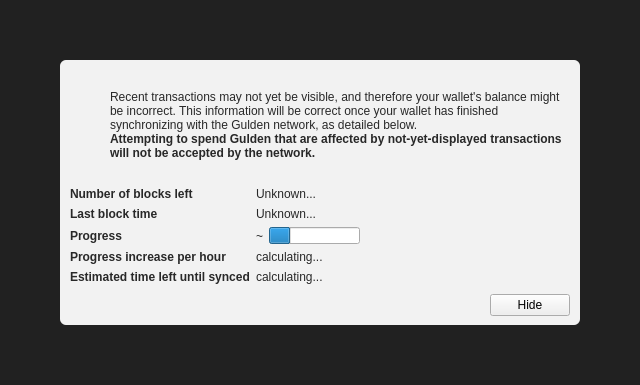
Qt form src/qt/forms/modaloverlay.ui (frozenflux3/munt-official) before a commit.
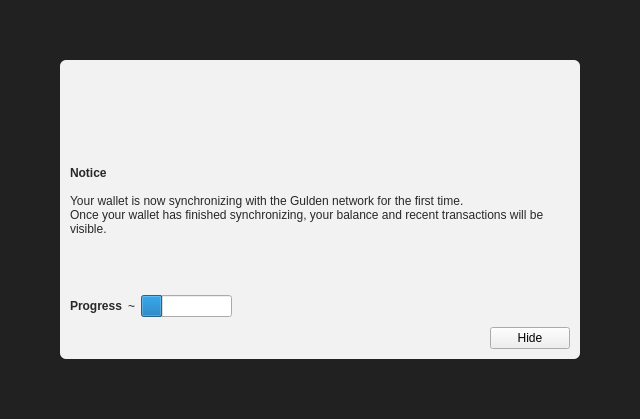
The same form after that commit. Icons and pictures are not drawn. Custom widgets are drawn as their Qt base class.

Diff of the .ui file:
```diff
--- a/src/qt/forms/modaloverlay.ui
+++ b/src/qt/forms/modaloverlay.ui
@@ -7,7 +7,7 @@
     <x>0</x>
     <y>0</y>
     <width>640</width>
-    <height>385</height>
+    <height>419</height>
    </rect>
   </property>
   <property name="windowTitle">
@@ -54,7 +54,7 @@
 
 QLabel { color: rgb(40,40,40);  }</string>
         </property>
-        <layout class="QVBoxLayout" name="verticalLayoutSub" stretch="1,0,0,0">
+        <layout class="QVBoxLayout" name="verticalLayoutSub" stretch="1,0,0">
          <property name="spacing">
           <number>0</number>
          </property>
@@ -71,54 +71,10 @@
           <number>10</number>
          </property>
          <item>
-          <layout class="QHBoxLayout" name="horizontalLayoutIconText" stretch="0,1">
+          <layout class="QHBoxLayout" name="horizontalLayoutIconText" stretch="1">
            <property name="topMargin">
             <number>20</number>
            </property>
-           <item>
-            <layout class="QVBoxLayout" name="verticalLayoutIcon">
-             <property name="leftMargin">
-              <number>0</number>
-             </property>
-             <item>
-              <widget class="QPushButton" name="warningIcon">
-               <property name="enabled">
-                <bool>false</bool>
-               </property>
-               <property name="text">
-                <string/>
-               </property>
-               <property name="icon">
-                <iconset>
-                 <normaloff>:/icons/warning</normaloff>
-                 <disabledoff>:/icons/warning</disabledoff>:/icons/warning</iconset>
-               </property>
-               <property name="iconSize">
-                <size>
-                 <width>48</width>
-                 <height>48</height>
-                </size>
-               </property>
-               <property name="flat">
-                <bool>true</bool>
-               </property>
-              </widget>
-             </item>
-             <item>
-              <spacer name="verticalSpacerWarningIcon">
-               <property name="orientation">
-                <enum>Qt::Vertical</enum>
-               </property>
-               <property name="sizeHint" stdset="0">
-                <size>
-                 <width>20</width>
-                 <height>40</height>
-                </size>
-               </property>
-              </spacer>
-             </item>
-            </layout>
-           </item>
            <item>
             <layout class="QVBoxLayout" name="verticalLayoutInfoText">
              <property name="leftMargin">
@@ -130,7 +86,7 @@
              <item>
               <widget class="QLabel" name="infoText">
                <property name="text">
-                <string>Recent transactions may not yet be visible, and therefore your wallet's balance might be incorrect. This information will be correct once your wallet has finished synchronizing with the Gulden network, as detailed below.</string>
+                <string>&lt;br/&gt;&lt;br/&gt;&lt;b&gt;Notice&lt;/b&gt;&lt;br/&gt;&lt;br/&gt;Your wallet is now synchronizing with the Gulden network for the first time.&lt;br/&gt;Once your wallet has finished synchronizing, your balance and recent transactions will be visible.</string>
                </property>
                <property name="textFormat">
                 <enum>Qt::RichText</enum>
@@ -140,55 +96,10 @@
                </property>
               </widget>
              </item>
-             <item>
-              <widget class="QLabel" name="infoTextStrong">
-               <property name="font">
-                <font>
-                 <weight>75</weight>
-                 <bold>true</bold>
-                </font>
-               </property>
-               <property name="text">
-                <string>Attempting to spend Gulden that are affected by not-yet-displayed transactions will not be accepted by the network.</string>
-               </property>
-               <property name="textFormat">
-                <enum>Qt::RichText</enum>
-               </property>
-               <property name="wordWrap">
-                <bool>true</bool>
-               </property>
-              </widget>
-             </item>
-             <item>
-              <spacer name="verticalSpacerInTextSpace">
-               <property name="orientation">
-                <enum>Qt::Vertical</enum>
-               </property>
-               <property name="sizeHint" stdset="0">
-                <size>
-                 <width>20</width>
-                 <height>40</height>
-                </size>
-               </property>
-              </spacer>
-             </item>
             </layout>
            </item>
           </layout>
          </item>
-         <item>
-          <spacer name="verticalSpacerAfterText">
-           <property name="orientation">
-            <enum>Qt::Vertical</enum>
-           </property>
-           <property name="sizeHint" stdset="0">
-            <size>
-             <width>20</width>
-             <height>40</height>
-            </size>
-           </property>
-          </spacer>
-         </item>
          <item>
           <layout class="QFormLayout" name="formLayout">
            <property name="fieldGrowthPolicy">
@@ -204,52 +115,6 @@
             <number>10</number>
            </property>
            <item row="0" column="0">
-            <widget class="QLabel" name="labelNumberOfBlocksLeft">
-             <property name="font">
-              <font>
-               <weight>75</weight>
-               <bold>true</bold>
-              </font>
-             </property>
-             <property name="text">
-              <string>Number of blocks left</string>
-             </property>
-            </widget>
-           </item>
-           <item row="0" column="1">
-            <widget class="QLabel" name="numberOfBlocksLeft">
-             <property name="text">
-              <string>Unknown...</string>
-             </property>
-            </widget>
-           </item>
-           <item row="1" column="0">
-            <widget class="QLabel" name="labelLastBlockTime">
-             <property name="font">
-              <font>
-               <weight>75</weight>
-               <bold>true</bold>
-              </font>
-             </property>
-             <property name="text">
-              <string>Last block time</string>
-             </property>
-            </widget>
-           </item>
-           <item row="1" column="1">
-            <widget class="QLabel" name="newestBlockDate">
-             <property name="sizePolicy">
-              <sizepolicy hsizetype="Maximum" vsizetype="Preferred">
-               <horstretch>0</horstretch>
-               <verstretch>0</verstretch>
-              </sizepolicy>
-             </property>
-             <property name="text">
-              <string>Unknown...</string>
-             </property>
-            </widget>
-           </item>
-           <item row="2" column="0">
             <widget class="QLabel" name="labelSyncDone">
              <property name="font">
               <font>
@@ -262,7 +127,7 @@
              </property>
             </widget>
            </item>
-           <item row="2" column="1">
+           <item row="0" column="1">
             <layout class="QHBoxLayout" name="horizontalLayoutSync" stretch="0,1">
              <item>
               <widget class="QLabel" name="percentageProgress">
@@ -283,46 +148,6 @@
              </item>
             </layout>
            </item>
-           <item row="4" column="0">
-            <widget class="QLabel" name="labelProgressIncrease">
-             <property name="font">
-              <font>
-               <weight>75</weight>
-               <bold>true</bold>
-              </font>
-             </property>
-             <property name="text">
-              <string>Progress increase per hour</string>
-             </property>
-            </widget>
-           </item>
-           <item row="4" column="1">
-            <widget class="QLabel" name="progressIncreasePerH">
-             <property name="text">
-              <string>calculating...</string>
-             </property>
-            </widget>
-           </item>
-           <item row="5" column="0">
-            <widget class="QLabel" name="labelEstimatedTimeLeft">
-             <property name="font">
-              <font>
-               <weight>75</weight>
-               <bold>true</bold>
-              </font>
-             </property>
-             <property name="text">
-              <string>Estimated time left until synced</string>
-             </property>
-            </widget>
-           </item>
-           <item row="5" column="1">
-            <widget class="QLabel" name="expectedTimeLeft">
-             <property name="text">
-              <string>calculating...</string>
-             </property>
-            </widget>
-           </item>
           </layout>
          </item>
          <item>
```
